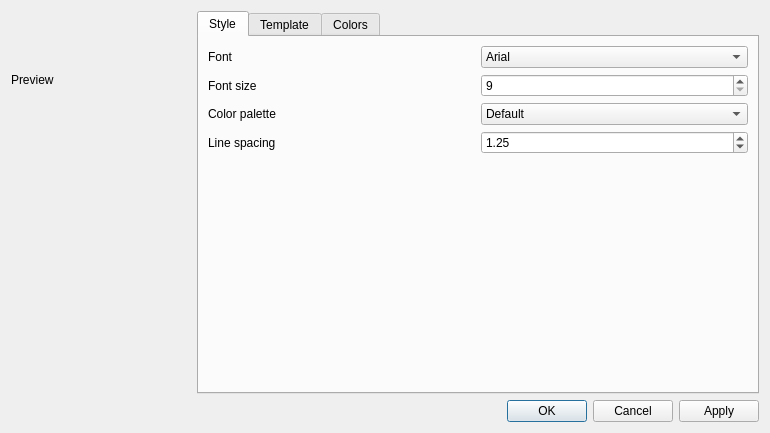
subsurface/subsurface, file desktop-widgets/templateedit.ui: the form before one commit.
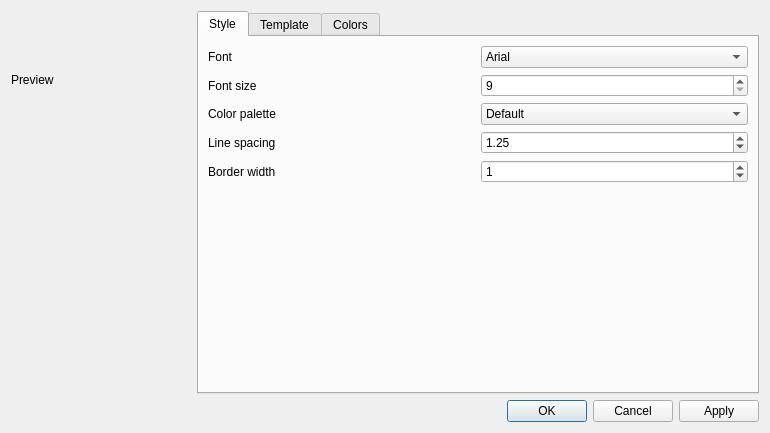
The form after the commit.

Commit message:
Printing: support the "Border width" setting for templates
Going to "Template -> Edit" now has a field to enter the
border width (in pixels as only that makes sense in CSS as a flexible
unit, TMK).

This field modifies the template_options.borderwidth Grantlee
property which is part of the bundled templates already
and allows the users to modify the borders of tables.

The C++ implementation was missing, while the HTML (template)
implementation was already in place. Overlooked during GSoC.

Diff of the .ui file:
```diff
--- a/desktop-widgets/templateedit.ui
+++ b/desktop-widgets/templateedit.ui
@@ -219,6 +219,36 @@
              </item>
             </layout>
            </item>
+           <item>
+            <layout class="QHBoxLayout" name="horizontalLayout_3">
+             <item>
+              <widget class="QLabel" name="borderwidth_label">
+               <property name="text">
+                <string>Border width</string>
+               </property>
+              </widget>
+             </item>
+             <item>
+              <widget class="QDoubleSpinBox" name="borderwidth">
+               <property name="decimals">
+                <number>0</number>
+               </property>
+               <property name="minimum">
+                <double>0.000000000000000</double>
+               </property>
+               <property name="maximum">
+                <double>100.000000000000000</double>
+               </property>
+               <property name="singleStep">
+                <double>1.000000000000000</double>
+               </property>
+               <property name="value">
+                <double>1.000000000000000</double>
+               </property>
+              </widget>
+             </item>
+            </layout>
+           </item>
            <item>
             <spacer name="verticalSpacer">
              <property name="orientation">
```
The commit also changes 5 other files.
